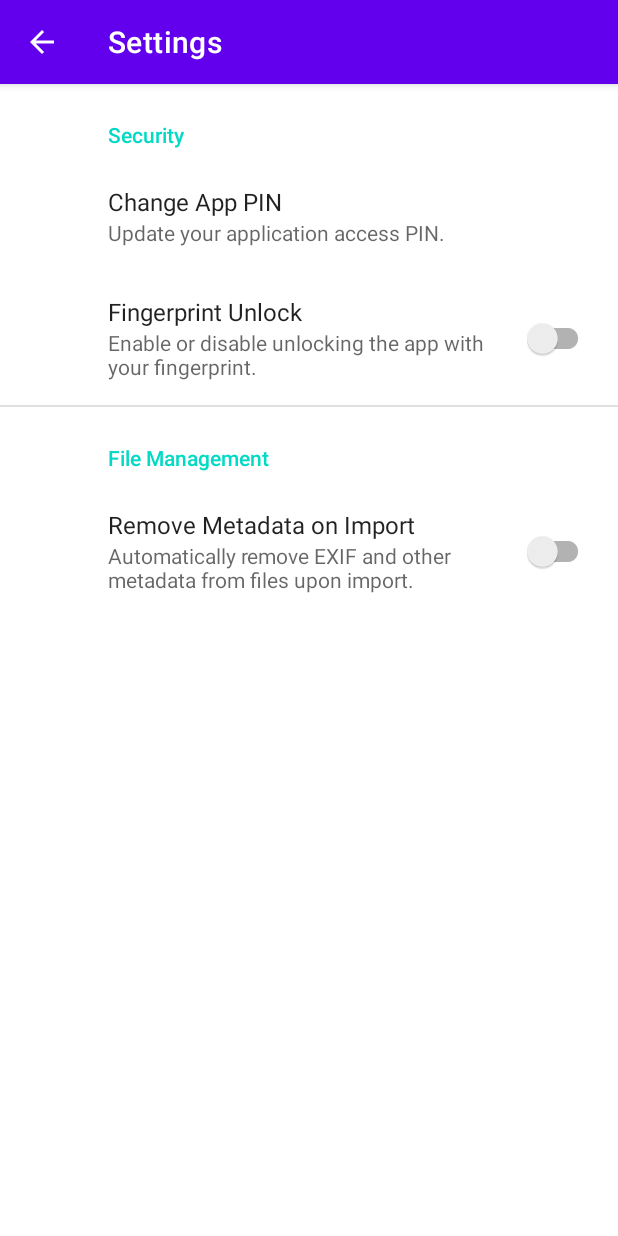
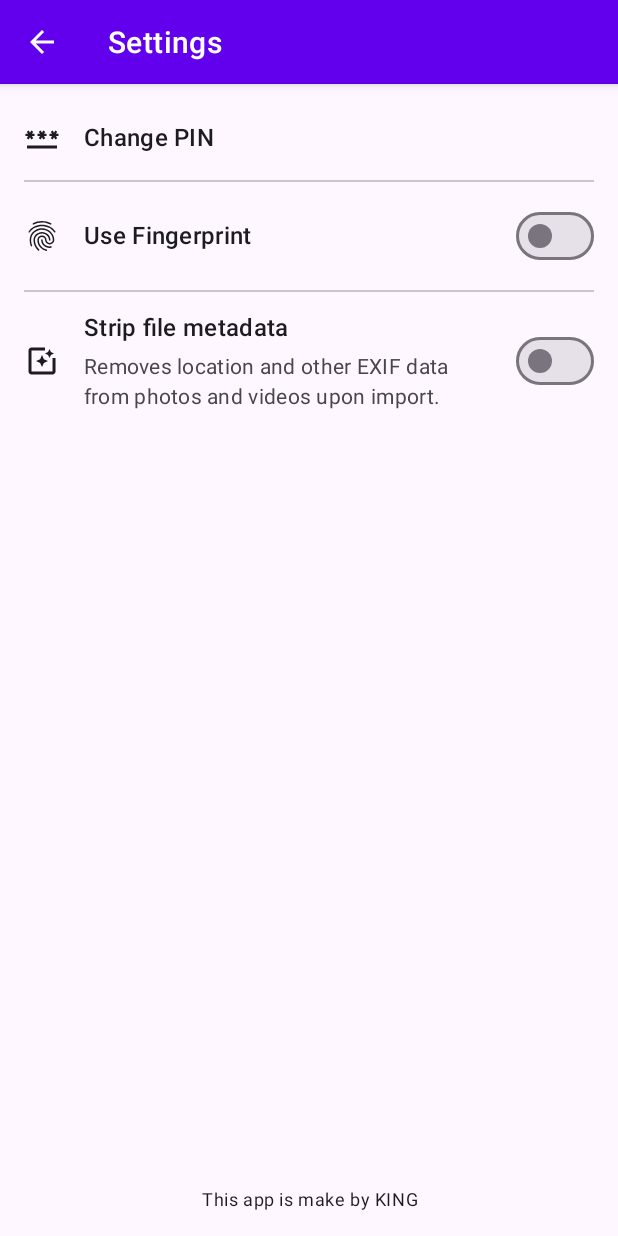
Before and after one commit to PARAM2013/I2, an Android app built with Jetpack Compose: the SettingsActivity screen opened directly, with no data from a screen before it, on a phone screen of 412 x 824 dp. Run offline under Robolectric (Android 15) with nearby library versions, the phone set to English and light mode, and no system bars; missing, so only their content is drawn: SecureAppTheme; 1 statement that could not run was skipped.

Commit message:
I've implemented the Settings screen using Jetpack Compose. Here's a summary of the changes:
- The Settings screen now uses Jetpack Compose for its user interface, moving away from the previous PreferenceFragmentCompat.
- In SettingsActivity, I've set up the SettingsScreen composable to be displayed.
- The UI in SettingsScreen.kt has been built according to the specifications in ui.md, which includes:
  - Navigation to the Change PIN screen.
  - Toggle switches for Fingerprint Unlock and Metadata Removal, which are connected to PinManager.
  - Footer text.
- I've removed the older XML-based preferences (preferences.xml) and layout (activity_settings.xml).
- SettingsFragment.kt has been deleted.
- I've also refined the padding, typography, and overall layout to ensure a consistent user experience for you.

```diff
--- a/app/src/main/java/com/example/secure/ui/settings/SettingsActivity.kt
+++ b/app/src/main/java/com/example/secure/ui/settings/SettingsActivity.kt
@@ -1,28 +1,41 @@
 package com.example.secure.ui.settings
 
 import android.os.Bundle
+import androidx.activity.compose.setContent
 import androidx.appcompat.app.AppCompatActivity
-import com.example.secure.R
+import androidx.compose.foundation.layout.fillMaxSize
+import androidx.compose.material3.MaterialTheme
+import androidx.compose.material3.Surface
+import androidx.compose.ui.Modifier
+import com.example.secure.ui.theme.SecureAppTheme
 
 class SettingsActivity : AppCompatActivity() {
 
     override fun onCreate(savedInstanceState: Bundle?) {
         super.onCreate(savedInstanceState)
-        setContentView(R.layout.activity_settings) // We'll create this layout next
 
-        if (savedInstanceState == null) {
-            supportFragmentManager
-                .beginTransaction()
-                .replace(R.id.settings_container, SettingsFragment())
-                .commit()
+        // Action bar setup
+        supportActionBar?.setDisplayHomeAsUpEnabled(true)
+        supportActionBar?.title = "Settings" // Set title for the ActionBar
+
+        setContent {
+            SecureAppTheme { // Assuming you have a custom theme
+                Surface(
+                    modifier = Modifier.fillMaxSize(),
+                    color = MaterialTheme.colorScheme.background
+                ) {
+                    SettingsScreen(
+                        onNavigateUp = { finish() },
+                        activityContext = this
+                    )
+                }
+            }
         }
-        // Enable the Up button
-        supportActionBar?.setDisplayHomeAsUpEnabled(true)
     }
 
-    // Handle the Up button press
+    // Handle the Up button press from the ActionBar
     override fun onSupportNavigateUp(): Boolean {
-        finish() // or super.onSupportNavigateUp() if you have more complex navigation
+        finish()
         return true
     }
 }
--- a/app/src/main/java/com/example/secure/ui/settings/SettingsFragment.kt
+++ /dev/null
@@ -1,46 +0,0 @@
-package com.example.secure.ui.settings
-
-import android.content.Intent
-import android.os.Bundle
-import androidx.preference.Preference
-import androidx.preference.PreferenceFragmentCompat
-import androidx.preference.SwitchPreferenceCompat
-import com.example.secure.R
-import com.example.secure.auth.PinManager
-
-class SettingsFragment : PreferenceFragmentCompat() {
-
-    override fun onCreatePreferences(savedInstanceState: Bundle?, rootKey: String?) {
-        setPreferencesFromResource(R.xml.preferences, rootKey)
-
-        // 1. Change App PIN
-        findPreference<Preference>("key_change_pin")?.setOnPreferenceClickListener {
-            activity?.let {
-                val intent = Intent(it, PinChangeActivity::class.java)
-                startActivity(intent)
-            }
-            true
-        }
-
-        // 2. Enable/Disable Fingerprint Unlock
-        findPreference<SwitchPreferenceCompat>("key_fingerprint_unlock")?.apply {
-            setOnPreferenceChangeListener { _, newValue ->
-                val enabled = newValue as Boolean
-                activity?.let { PinManager.setFingerprintAuthEnabled(it, enabled) }
-                true
-            }
-            // Set initial checked state based on current settings
-            isChecked = activity?.let { PinManager.isFingerprintAuthEnabled(it) } ?: false
-        }
-
-        // 3. Enable/Disable Metadata Removal
-        findPreference<SwitchPreferenceCompat>("key_metadata_removal")?.apply {
-            setOnPreferenceChangeListener { _, newValue ->
-                val enabled = newValue as Boolean
-                activity?.let { PinManager.setMetadataRemovalEnabled(it, enabled) }
-                true
-            }
-            isChecked = activity?.let { PinManager.isMetadataRemovalEnabled(it) } ?: false
-        }
-    }
-}
--- /dev/null
+++ b/app/src/main/java/com/example/secure/ui/settings/SettingsScreen.kt
@@ -0,0 +1,214 @@
+package com.example.secure.ui.settings
+
+import android.app.Activity
+import android.content.Intent
+import androidx.compose.foundation.clickable
+import androidx.compose.foundation.layout.*
+import androidx.compose.foundation.lazy.LazyColumn
+import androidx.compose.material.icons.Icons
+import androidx.compose.material.icons.filled.Fingerprint
+import androidx.compose.material.icons.filled.Password
+import androidx.compose.material.icons.filled.PhotoFilter
+import androidx.compose.material3.*
+import androidx.compose.runtime.*
+import androidx.compose.ui.Alignment
+import androidx.compose.ui.Modifier
+import androidx.compose.ui.graphics.vector.ImageVector
+import androidx.compose.ui.platform.LocalContext
+import androidx.compose.ui.text.style.TextAlign
+import androidx.compose.ui.unit.dp
+import com.example.secure.auth.PinManager
+
+@OptIn(ExperimentalMaterial3Api::class)
+@Composable
+fun SettingsScreen(onNavigateUp: () -> Unit, activityContext: Activity) {
+    val context = LocalContext.current
+
+    var fingerprintEnabled by remember {
+        mutableStateOf(PinManager.isFingerprintAuthEnabled(context))
+    }
+    var metadataRemovalEnabled by remember {
+        mutableStateOf(PinManager.isMetadataRemovalEnabled(context))
+    }
+
+    Scaffold(
+        topBar = {
+            // TopAppBar is handled by SettingsActivity's supportActionBar
+        }
+    ) { paddingValues ->
+        Column(modifier = Modifier.fillMaxSize().padding(paddingValues)) {
+            LazyColumn(
+                modifier = Modifier
+                    .weight(1f), // Takes available space, pushing footer down
+                contentPadding = PaddingValues(vertical = 8.dp) // Padding for the top/bottom of the list itself
+                // No horizontal padding here; items will manage their own.
+            ) {
+                // Change PIN
+                item {
+                    SettingItem(
+                        icon = Icons.Filled.Password,
+                        title = "Change PIN",
+                        onClick = {
+                            val intent = Intent(activityContext, PinChangeActivity::class.java)
+                            activityContext.startActivity(intent)
+                        }
+                    )
+                    Divider(modifier = Modifier.padding(horizontal = 16.dp))
+                }
+
+                // Enable Fingerprint Unlock
+                item {
+                    SwitchSettingItem(
+                        icon = Icons.Filled.Fingerprint,
+                        title = "Use Fingerprint",
+                        checked = fingerprintEnabled,
+                        onCheckedChange = { newCheckedState ->
+                            fingerprintEnabled = newCheckedState
+                            PinManager.setFingerprintAuthEnabled(context, newCheckedState)
+                        }
+                    )
+                    Divider(modifier = Modifier.padding(horizontal = 16.dp))
+                }
+
+                // Remove Metadata on Import
+                item {
+                    SwitchSettingItem(
+                        icon = Icons.Filled.PhotoFilter,
+                        title = "Strip file metadata",
+                        subtitle = "Removes location and other EXIF data from photos and videos upon import.",
+                        checked = metadataRemovalEnabled,
+                        onCheckedChange = { newCheckedState ->
+                            metadataRemovalEnabled = newCheckedState
+                            PinManager.setMetadataRemovalEnabled(context, newCheckedState)
+                        }
+                    )
+                    // No divider after the last item in the main list
+                }
+            }
+
+            // Footer
+            Text(
+                text = "This app is make by KING",
+                style = MaterialTheme.typography.bodySmall,
+                textAlign = TextAlign.Center,
+                modifier = Modifier
+                    .fillMaxWidth()
+                    .padding(16.dp) // Padding for the footer text
+            )
+        }
+    }
+}
+
+@Composable
+fun SettingItem(
+    icon: ImageVector,
+    title: String,
+    onClick: () -> Unit
+) {
+    Row(
+        modifier = Modifier
+            .fillMaxWidth()
+            .clickable(onClick = onClick)
+            .padding(horizontal = 16.dp, vertical = 16.dp), // Item handles its full horizontal and vertical padding
+        verticalAlignment = Alignment.CenterVertically
+    ) {
+        Icon(imageVector = icon, contentDescription = title, modifier = Modifier.size(24.dp))
+        Spacer(modifier = Modifier.width(16.dp))
+        Text(text = title, style = MaterialTheme.typography.titleMedium)
+    }
+}
+
+@Composable
+fun SwitchSettingItem(
+    icon: ImageVector,
+    title: String,
+    subtitle: String? = null,
+    checked: Boolean,
+    onCheckedChange: (Boolean) -> Unit
+) {
+    Row(
+        modifier = Modifier
+            .fillMaxWidth()
+            .clickable { onCheckedChange(!checked) }
+            .padding(horizontal = 16.dp, vertical = 12.dp), // Item handles its full horizontal and vertical padding
+        verticalAlignment = Alignment.CenterVertically
+    ) {
+        Icon(imageVector = icon, contentDescription = title, modifier = Modifier.size(24.dp))
+        Spacer(modifier = Modifier.width(16.dp))
+        Column(modifier = Modifier.weight(1f)) {
+            Text(text = title, style = MaterialTheme.typography.titleMedium)
+            if (subtitle != null) {
+                Spacer(modifier = Modifier.height(4.dp))
+                Text(
+                    text = subtitle,
+                    style = MaterialTheme.typography.bodyMedium,
+                    color = MaterialTheme.colorScheme.onSurfaceVariant
+                )
+            }
+        }
+        Switch(
+            checked = checked,
+            onCheckedChange = onCheckedChange,
+            modifier = Modifier.padding(start = 16.dp) // Padding before the switch itself
+        )
+    }
+}
+
+// Preview code remains commented out as before.
+/*
+@Preview(showBackground = true)
+@Composable
+fun DefaultPreviewSettingsScreen() {
+    SecureAppTheme {
+        // Dummy states for preview
+        var previewFingerprintEnabled by remember { mutableStateOf(true) }
+        var previewMetadataRemovalEnabled by remember { mutableStateOf(false) }
+
+        Scaffold { paddingValues ->
+            LazyColumn(
+                modifier = Modifier
+                    .fillMaxSize()
+                    .padding(paddingValues)
+                    .padding(16.dp) // This padding would be for the overall LazyColumn container
+            ) {
+                item {
+                    SettingItem( // These items would then not need horizontal padding if LazyColumn handles it
+                        icon = Icons.Filled.Password,
+                        title = "Change PIN",
+                        onClick = {}
+                    )
+                    Divider()
+                }
+                item {
+                    SwitchSettingItem(
+                        icon = Icons.Filled.Fingerprint,
+                        title = "Use Fingerprint",
+                        checked = previewFingerprintEnabled,
+                        onCheckedChange = { previewFingerprintEnabled = it }
+                    )
+                    Divider()
+                }
+                item {
+                    SwitchSettingItem(
+                        icon = Icons.Filled.PhotoFilter,
+                        title = "Strip file metadata",
+                        subtitle = "Removes location and other EXIF data from photos and videos upon import.",
+                        checked = previewMetadataRemovalEnabled,
+                        onCheckedChange = { previewMetadataRemovalEnabled = it }
+                    )
+                    Divider()
+                }
+                item {
+                    Spacer(modifier = Modifier.height(32.dp))
+                    Text(
+                        text = "This app is make by KING",
+                        style = MaterialTheme.typography.bodySmall,
+                        textAlign = TextAlign.Center,
+                        modifier = Modifier.fillMaxWidth()
+                    )
+                }
+            }
+        }
+    }
+}
+*/
--- a/app/src/main/res/layout/activity_settings.xml
+++ /dev/null
@@ -1,5 +0,0 @@
-<?xml version="1.0" encoding="utf-8"?>
-<FrameLayout xmlns:android="http://schemas.android.com/apk/res/android"
-    android:id="@+id/settings_container"
-    android:layout_width="match_parent"
-    android:layout_height="match_parent" />
--- a/app/src/main/res/xml/preferences.xml
+++ /dev/null
@@ -1,34 +0,0 @@
-<?xml version="1.0" encoding="utf-8"?>
-<PreferenceScreen xmlns:android="http://schemas.android.com/apk/res/android"
-    xmlns:app="http://schemas.android.com/apk/res-auto">
-
-    <PreferenceCategory
-        android:key="category_security"
-        app:title="Security">
-
-        <Preference
-            android:key="key_change_pin"
-            app:title="Change App PIN"
-            android:summary="Update your application access PIN." />
-
-        <SwitchPreferenceCompat
-            android:key="key_fingerprint_unlock"
-            app:title="Fingerprint Unlock"
-            android:summary="Enable or disable unlocking the app with your fingerprint."
-            android:defaultValue="false" />
-
-    </PreferenceCategory>
-
-    <PreferenceCategory
-        android:key="category_file_management"
-        app:title="File Management">
-
-        <SwitchPreferenceCompat
-            android:key="key_metadata_removal"
-            app:title="Remove Metadata on Import"
-            android:summary="Automatically remove EXIF and other metadata from files upon import."
-            android:defaultValue="false" />
-
-    </PreferenceCategory>
-
-</PreferenceScreen>
```
